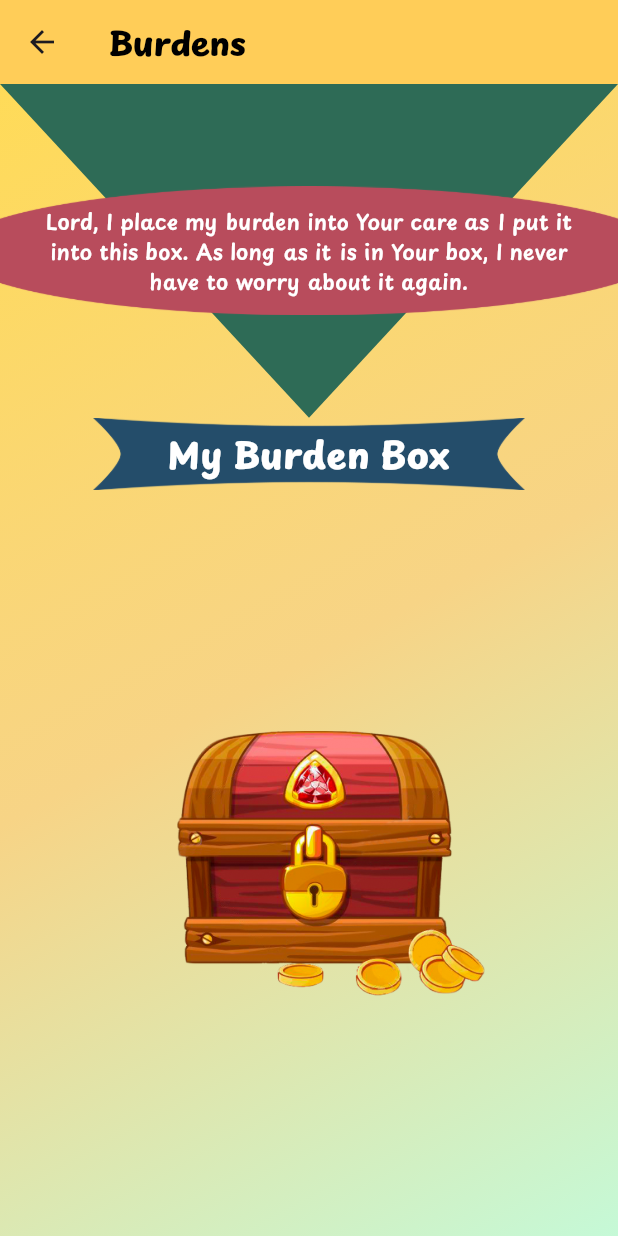
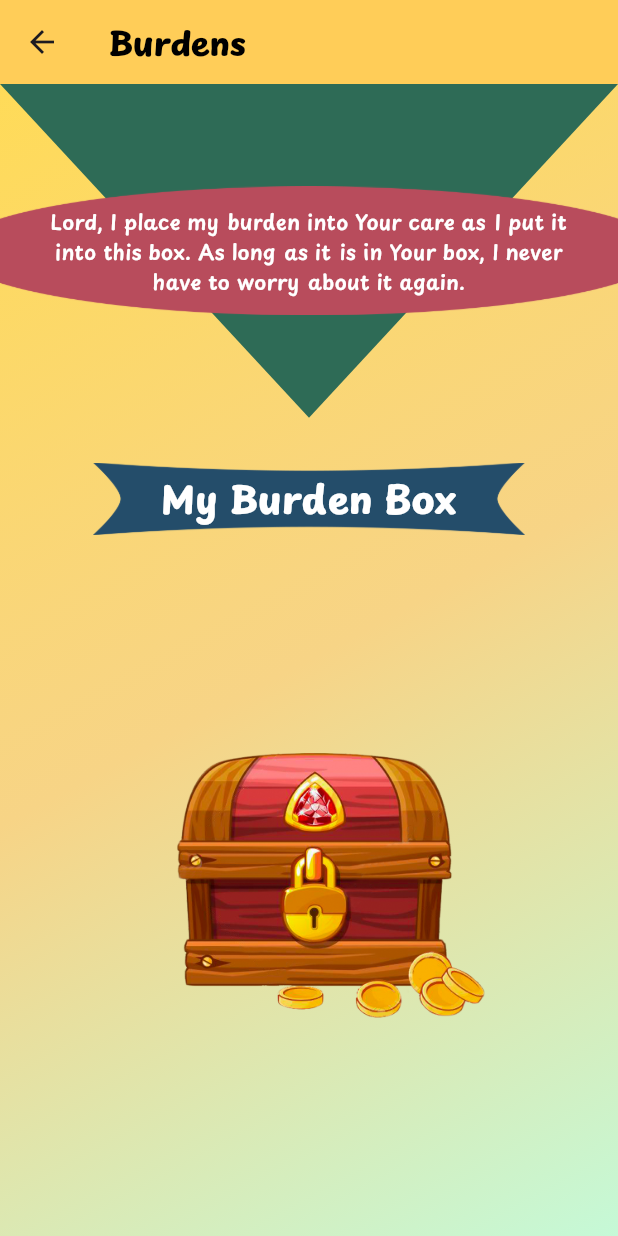
Before and after one commit to Jakebluhm/morning_mustard, a Flutter app: the BoxPage screen opened by its route, on a phone screen of 412 x 824 dp. Run offline on Flutter 3.47's test engine with Material 3 defaults, Android fonts, the light colour scheme and no system bars; our stand-ins replace flutter_hooks, flutter_layout_grid, flutter_riverpod, flutter_screenutil, freezed_annotation, go_router and 3 more; accounts and stored records are empty; generated files the repository leaves out were written again; project files that could hold a hidden picture were left out.

Commit message:
More adjustments

```diff
--- a/lib/constants/calendar_layout_constants.dart
+++ b/lib/constants/calendar_layout_constants.dart
@@ -5,5 +5,5 @@ import 'package:flutter_screenutil/flutter_screenutil.dart';
 
 class AppSizes {
   static double get calendarDayWidth => 43.w;
-  static double get calendarDayHeight => 66.h;
+  static double get calendarDayHeight => 56.h;
 }
--- a/lib/pages/box_page.dart
+++ b/lib/pages/box_page.dart
@@ -2,6 +2,7 @@ import 'dart:math';
 
 import 'package:flutter/material.dart';
 import 'package:flutter_hooks/flutter_hooks.dart';
+import 'package:flutter_screenutil/flutter_screenutil.dart';
 import 'package:hooks_riverpod/hooks_riverpod.dart';
 import 'package:morning_mustard/providers/game/box_burdens_provider.dart';
 import 'package:morning_mustard/services/navigation_service/navigation_service.dart';
@@ -98,12 +99,13 @@ class BoxPage extends HookConsumerWidget {
                 ),
                 Padding(
                   padding: EdgeInsets.symmetric(horizontal: screenWidth * 0.06),
-                  child: const Text(
+                  child: Text(
                     'Lord, I place my burden into Your care as I put it into this box. As long as it is in Your box, I never have to worry about it again.',
                     textAlign: TextAlign.center,
                     style: TextStyle(
                       color: Colors.white,
                       fontWeight: FontWeight.w600,
+                      fontSize: 12.sp,
                       fontFamily: 'PlaypenSans',
                     ),
                   ),
@@ -111,7 +113,10 @@ class BoxPage extends HookConsumerWidget {
               ],
             ),
             Padding(
-              padding: EdgeInsets.symmetric(horizontal: screenWidth * 0.15),
+              padding: EdgeInsets.only(
+                  top: 25.h,
+                  left: screenWidth * 0.15,
+                  right: screenWidth * 0.15),
               child: Stack(
                 alignment: Alignment.center,
                 children: [
@@ -119,12 +124,12 @@ class BoxPage extends HookConsumerWidget {
                     'lib/assets/TreasureBox/Shape 1.imageset/Shape 1.png',
                     fit: BoxFit.contain,
                   ),
-                  const Text(
+                  Text(
                     "My Burden Box",
                     textAlign: TextAlign.center,
                     style: TextStyle(
                       color: Colors.white,
-                      fontSize: 24.0,
+                      fontSize: 22.0.sp,
                       fontWeight: FontWeight.bold,
                       fontFamily: 'PlaypenSans',
                     ),
--- a/lib/widgets/app_info_modal.dart
+++ b/lib/widgets/app_info_modal.dart
@@ -25,9 +25,10 @@ class AppInfoModal extends StatelessWidget {
                   child: SingleChildScrollView(
                     child: Text(
                       appInfoText,
+                      textAlign: TextAlign.center,
                       style: TextStyle(
-                        fontFamily: 'PlaypenSans',
-                      ),
+                          fontFamily: 'PlaypenSans',
+                          fontWeight: FontWeight.bold),
                     ),
                   ),
                 ),
--- a/lib/widgets/armor_info_modal.dart
+++ b/lib/widgets/armor_info_modal.dart
@@ -50,6 +50,7 @@ class ArmorInfoModal extends StatelessWidget {
                       textAlign: TextAlign.center,
                       style: TextStyle(
                         fontSize: 14.sp, // Larger than normal body text
+                        fontWeight: FontWeight.bold,
                         color: Colors.black54,
                         fontFamily: 'PlaypenSans',
                         // Slightly muted color
```
Also changed, not shown: lib/pages/calendar_page.dart (+8 -3 lines).
